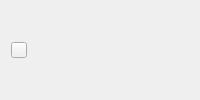
Qt form source/progresswidget.ui (pionere/d1-graphics-tool) before a commit.
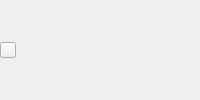
The same form after that commit.

```diff
--- a/source/progresswidget.ui
+++ b/source/progresswidget.ui
@@ -12,6 +12,21 @@
    <set>QFrame::NoFrame</set>
   </property>
   <layout class="QHBoxLayout" name="horizontalLayout_0">
+   <property name="spacing">
+    <number>4</number>
+   </property>
+   <property name="leftMargin">
+    <number>0</number>
+   </property>
+   <property name="topMargin">
+    <number>0</number>
+   </property>
+   <property name="rightMargin">
+    <number>0</number>
+   </property>
+   <property name="bottomMargin">
+    <number>0</number>
+   </property>
    <item>
     <widget class="QPushButton" name="openPushButton">
      <property name="minimumSize">
```
